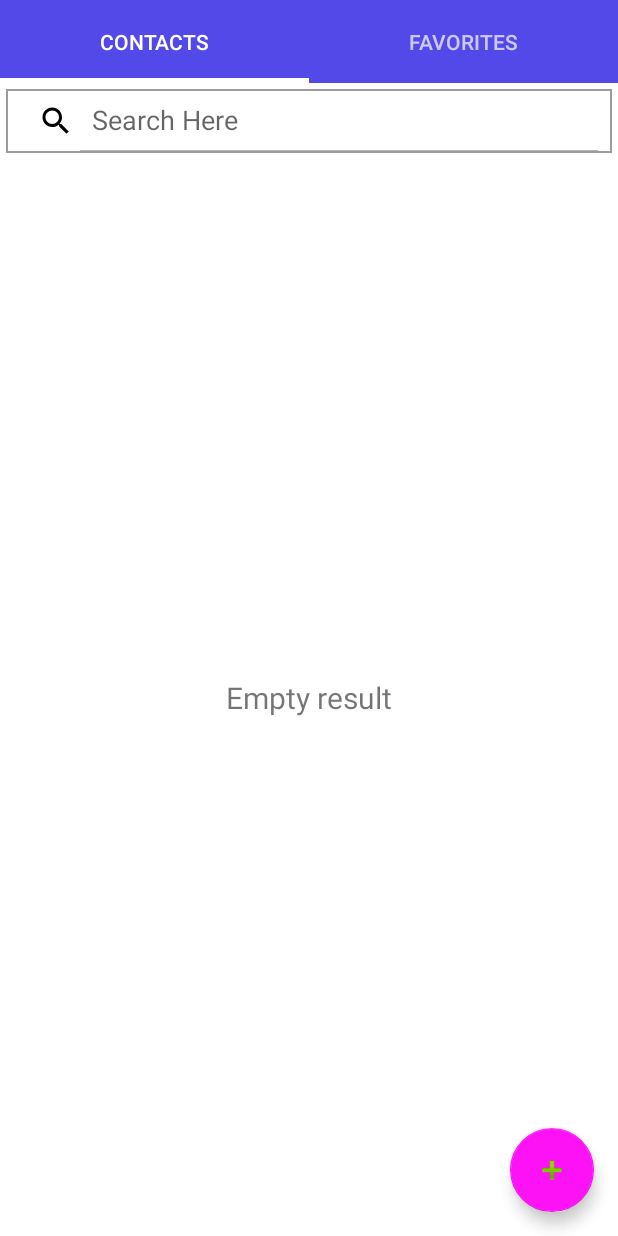
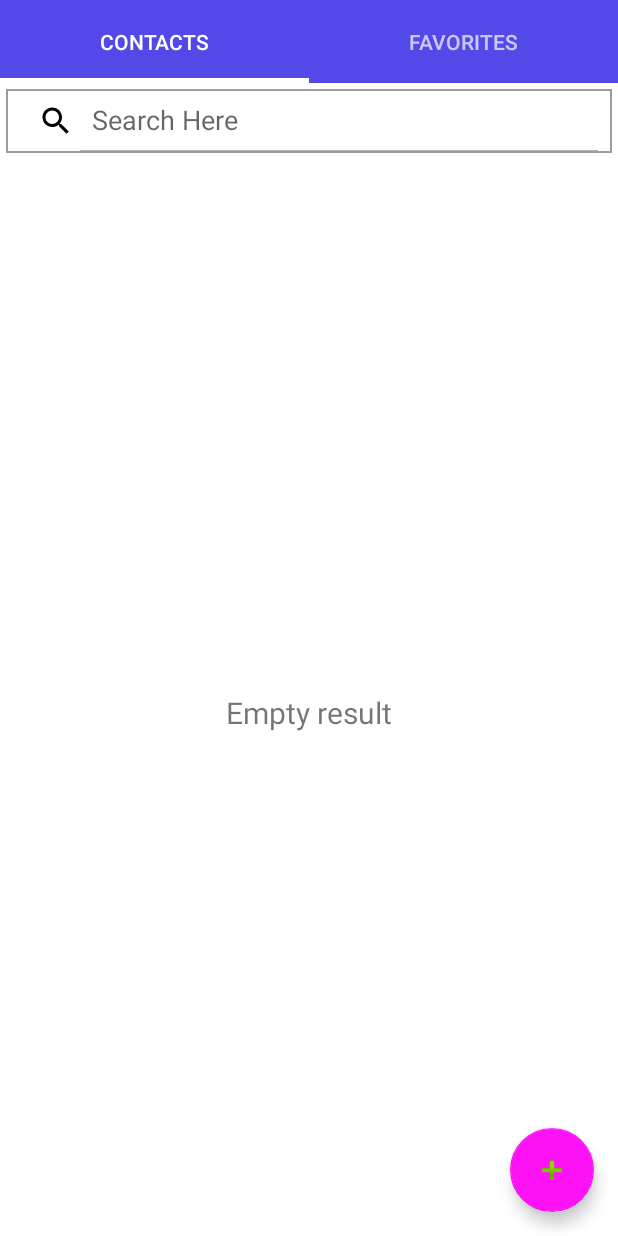
Before and after one commit to Alpha-1Soft/PhonebookManager, an Android app: the screen it shows after launch (MainActivity), on a phone screen of 412 x 824 dp. Run offline under Robolectric (Android 15) with nearby library versions, the phone set to English and light mode, and no system bars.

Commit message:
margin top updated

```diff
--- a/app/src/main/res/layout/fragment_contacts.xml
+++ b/app/src/main/res/layout/fragment_contacts.xml
@@ -63,6 +63,7 @@
                 android:textSize="20sp"
                 android:text="Empty result"
                 android:layout_gravity="center"
+                android:layout_marginTop="20dp"
                 />
         </LinearLayout>
     </LinearLayout>
--- a/app/src/main/res/layout/fragment_favorite.xml
+++ b/app/src/main/res/layout/fragment_favorite.xml
@@ -56,6 +56,7 @@
             android:textSize="20sp"
             android:text="Empty result"
             android:layout_gravity="center"
+            android:layout_marginTop="20dp"
             />
     </LinearLayout>
 
```
